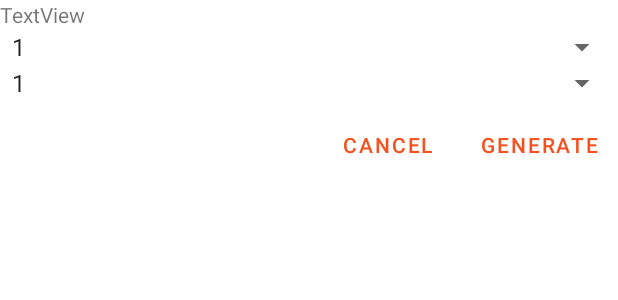
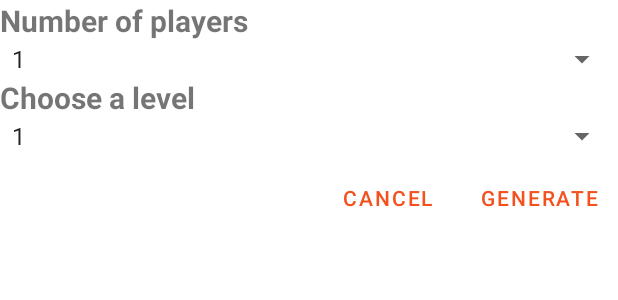
Before and after one commit to hevelaska/Pocket_Dungeon_Master, an Android app: the layout activity_generate_encounter_form.xml on its own in the app's theme, with its tools: preview values and no code run, on a phone screen of 412 x 824 dp. Shown: the top 300 px of the screen. Run offline under Robolectric (Android 15) with nearby library versions, the phone set to English and light mode, and no system bars.

Commit message:
config bouton annuler de GenerateEncounterFormActivity

```diff
--- a/app/src/main/java/be/hevelaska/pdm/GenerateEncounterFormActivity.java
+++ b/app/src/main/java/be/hevelaska/pdm/GenerateEncounterFormActivity.java
@@ -1,14 +1,10 @@
 package be.hevelaska.pdm;
 
 import android.os.Bundle;
-import android.os.PersistableBundle;
 
-import androidx.annotation.Nullable;
 import androidx.appcompat.app.AppCompatActivity;
-import androidx.fragment.app.DialogFragment;
 
 import be.hevelaska.pdm.databinding.ActivityGenerateEncounterFormBinding;
-import be.hevelaska.pdm.databinding.ActivityMonsterBinding;
 
 public class GenerateEncounterFormActivity extends AppCompatActivity {
 
@@ -20,5 +16,8 @@ public class GenerateEncounterFormActivity extends AppCompatActivity {
         binding = ActivityGenerateEncounterFormBinding.inflate(getLayoutInflater());
         setContentView(binding.getRoot());
 
+        binding.btnCancel.setOnClickListener(view -> finish());
     }
+
+
 }
--- a/app/src/main/res/layout/activity_generate_encounter_form.xml
+++ b/app/src/main/res/layout/activity_generate_encounter_form.xml
@@ -20,22 +20,31 @@
             android:id="@+id/textView"
             android:layout_width="match_parent"
             android:layout_height="wrap_content"
-            android:text="TextView" />
+            android:text="@string/number_player_prompt"
+            android:textSize="20sp"
+            android:textStyle="bold"/>
 
         <Spinner
             android:id="@+id/listeLevel"
             android:layout_width="match_parent"
             android:layout_height="wrap_content"
             android:entries="@array/players_level"
-            android:prompt="@string/level_prompt">
+            >
 
         </Spinner>
+        <TextView
+            android:id="@+id/TextLevel"
+            android:layout_width="match_parent"
+            android:layout_height="wrap_content"
+            android:text="@string/level_prompt"
+            android:textSize="20sp"
+            android:textStyle="bold"/>
         <Spinner
             android:id="@+id/listeNombreJoueur"
             android:layout_width="match_parent"
             android:layout_height="wrap_content"
             android:entries="@array/number_player"
-            android:prompt="@string/number_player_prompt">
+            >
 
         </Spinner>
 
```
